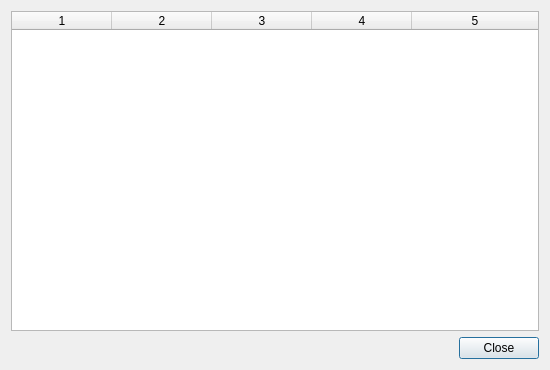
The window that src/gui/HHModelDlg.ui (CompEphys-team/stdpc) describes before a commit, drawn with Qt 5.
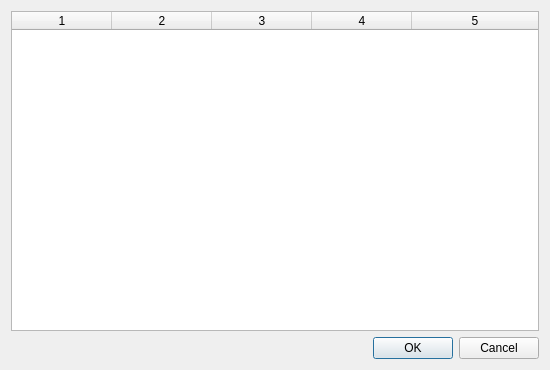
The same window after the commit.

Patch:
```diff
--- a/src/gui/HHModelDlg.ui
+++ b/src/gui/HHModelDlg.ui
@@ -41,7 +41,7 @@
       <enum>Qt::Horizontal</enum>
      </property>
      <property name="standardButtons">
-      <set>QDialogButtonBox::Close</set>
+      <set>QDialogButtonBox::Cancel|QDialogButtonBox::Ok</set>
      </property>
     </widget>
    </item>
```
